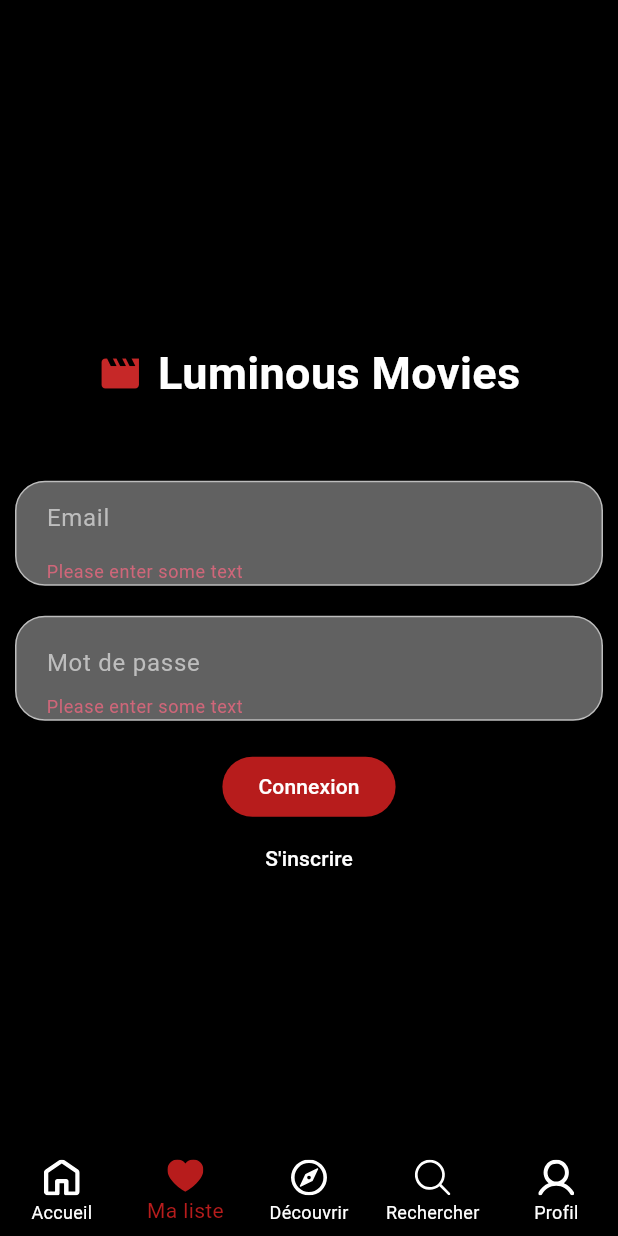
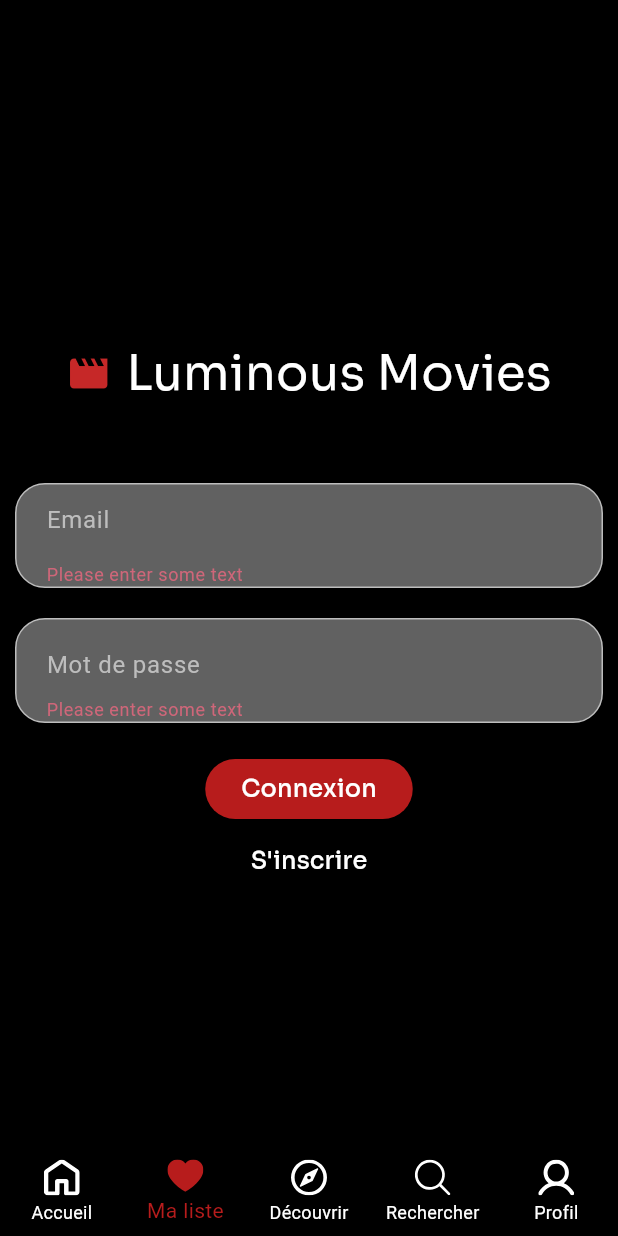
Before and after one commit to Pagiestm/Luminous-Movies, a Flutter app: the screen it shows after launch, item 2 of the bottom bar chosen, after a tap on "Connexion", on a phone screen of 412 x 824 dp. Run offline on Flutter 3.47's test engine with Material 3 defaults, Android fonts, the phone set to English and light mode, and no system bars; our stand-ins replace cached_network_image, carousel_slider, elegant_notification, flutter_svg, google_fonts; missing offline and left inert: dart:ffi, session_manager; network calls fail.

Commit message:
feat: sora google font

```diff
--- a/app_mobile/lib/pages/Accueil.dart
+++ b/app_mobile/lib/pages/Accueil.dart
@@ -1,11 +1,13 @@
 import 'package:cached_network_image/cached_network_image.dart';
 import 'package:flutter/material.dart';
+import 'package:google_fonts/google_fonts.dart';
 import 'package:luminous_movies/components/favorites_movies.dart';
 import 'package:luminous_movies/models/users.dart';
 import 'package:luminous_movies/services/navigation.dart';
 import 'package:luminous_movies/services/users/users_session.dart';
+
+import '../../models/movies.dart';
 import '../services/movies/movies.dart';
-import '../../models/movies.dart';
 
 class Accueil extends StatefulWidget {
   const Accueil({super.key});
@@ -44,11 +46,10 @@ class _AccueilState extends State<Accueil> {
         children: [
           Padding(
             padding: const EdgeInsets.fromLTRB(16, 16, 0, 16),
-            child: Text(
-              'Les dernières sorties',
-              style: TextStyle(
-                  fontFamily: 'Sora', fontSize: 24, color: Colors.white),
-            ),
+            child: Text('Les dernières sorties',
+                style: GoogleFonts.sora(
+                  fontSize: 24,
+                )),
           ),
           SizedBox(height: 10),
           Container(
@@ -65,9 +66,11 @@ class _AccueilState extends State<Accueil> {
                       context,
                       MaterialPageRoute(
                           builder: (context) => FutureBuilder(
-                          future: Navigation.getInstance().toMovieDetailsPage(user, movies[index]),
+                              future: Navigation.getInstance()
+                                  .toMovieDetailsPage(user, movies[index]),
                               builder: (context, snapshot) {
-                            if (snapshot.connectionState == ConnectionState.waiting) {
+                                if (snapshot.connectionState ==
+                                    ConnectionState.waiting) {
                                   return Center(
                                     child: SizedBox(
                                       height: 40,
@@ -80,13 +83,13 @@ class _AccueilState extends State<Accueil> {
                                 } else {
                                   return snapshot.data!;
                                 }
-                          }
-                        )
-                      ),
+                              })),
                     );
                     if (shouldRefresh == true && user != null) {
                       setState(() {
-                        widgetFavoritesMovies = FavoritesMovies(key: UniqueKey(),);
+                        widgetFavoritesMovies = FavoritesMovies(
+                          key: UniqueKey(),
+                        );
                       });
                     }
                   },
@@ -106,7 +109,9 @@ class _AccueilState extends State<Accueil> {
               },
             ),
           ),
-          widgetFavoritesMovies != null ? widgetFavoritesMovies! : SizedBox(height: 0),
+          widgetFavoritesMovies != null
+              ? widgetFavoritesMovies!
+              : SizedBox(height: 0),
         ],
       ),
     );
--- a/app_mobile/lib/pages/Connexion.dart
+++ b/app_mobile/lib/pages/Connexion.dart
@@ -1,4 +1,6 @@
 import 'package:flutter/material.dart';
+import 'package:google_fonts/google_fonts.dart';
+
 import '../services/users/users_auth.dart';
 import 'Inscription.dart';
 
@@ -37,13 +39,10 @@ class ConnexionState extends State<Connexion> {
                         size: 30,
                       ),
                       SizedBox(width: 10),
-                      Text(
-                        'Luminous Movies',
-                        style: TextStyle(
-                            fontSize: 30,
-                            fontWeight: FontWeight.bold,
-                            color: Colors.white),
-                      ),
+                      Text('Luminous Movies',
+                          style: GoogleFonts.sora(
+                            fontSize: 32,
+                          )),
                     ],
                   ),
                   Padding(
@@ -89,8 +88,7 @@ class ConnexionState extends State<Connexion> {
                             hintText: "Mot de passe",
                             hintStyle: TextStyle(color: Colors.grey.shade400),
                             border: InputBorder.none,
-                            contentPadding:
-                                EdgeInsets.only(left: 20),
+                            contentPadding: EdgeInsets.only(left: 20),
                             suffix: IconButton(
                                 onPressed: () {
                                   setState(() {
@@ -132,16 +130,20 @@ class ConnexionState extends State<Connexion> {
                                       () => setState(() => isLoading = false));
                             }
                           },
-                          child: Text('Connexion',
-                              style: TextStyle(color: Colors.white))),
+                          child: Text("Connexion",
+                              style: GoogleFonts.sora(
+                                fontSize: 16,
+                                color: Colors.white,
+                              ))),
                   TextButton(
                       onPressed: () {
                         setState(() => toRegister = true);
                       },
-                      child: Text(
-                        "S'inscrire",
-                        style: TextStyle(color: Colors.white),
-                      )),
+                      child: Text("S'inscrire",
+                          style: GoogleFonts.sora(
+                            fontSize: 16,
+                            color: Colors.white,
+                          ))),
                 ]),
           );
   }
```
Lines whose indentation alone changed are shown as unchanged.
